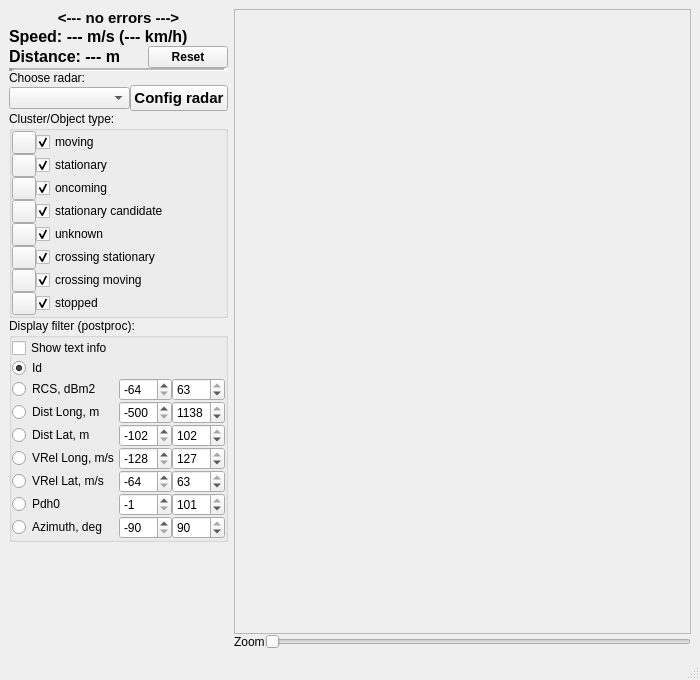
Above: displaydata.ui from anatoltrush/RadarVisual before the change. Below: the same form after it.
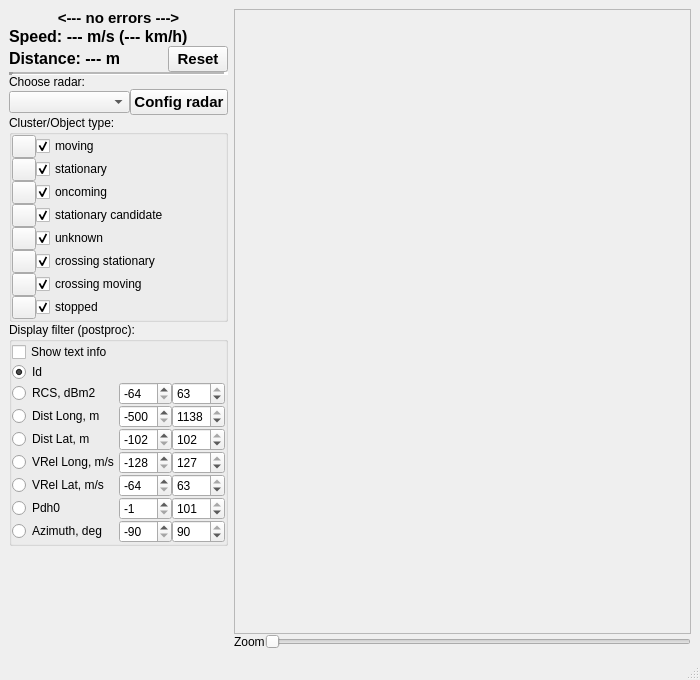
That is the form after the change. Icons and pictures are not drawn.

Commit message: Path on WIN10

Patch:
```diff
--- a/displaydata.ui
+++ b/displaydata.ui
@@ -83,7 +83,6 @@
           <property name="font">
            <font>
             <pointsize>12</pointsize>
-            <weight>75</weight>
             <bold>true</bold>
            </font>
           </property>
@@ -100,9 +99,15 @@
             <verstretch>0</verstretch>
            </sizepolicy>
           </property>
+          <property name="maximumSize">
+           <size>
+            <width>60</width>
+            <height>16777215</height>
+           </size>
+          </property>
           <property name="font">
            <font>
-            <weight>75</weight>
+            <pointsize>11</pointsize>
             <bold>true</bold>
            </font>
           </property>
@@ -165,7 +170,6 @@
           <property name="font">
            <font>
             <pointsize>11</pointsize>
-            <weight>75</weight>
             <bold>true</bold>
            </font>
           </property>
```
Left out of the diff: 6 changed lines with no effect on the pictures. The commit also changes 1 other file.
